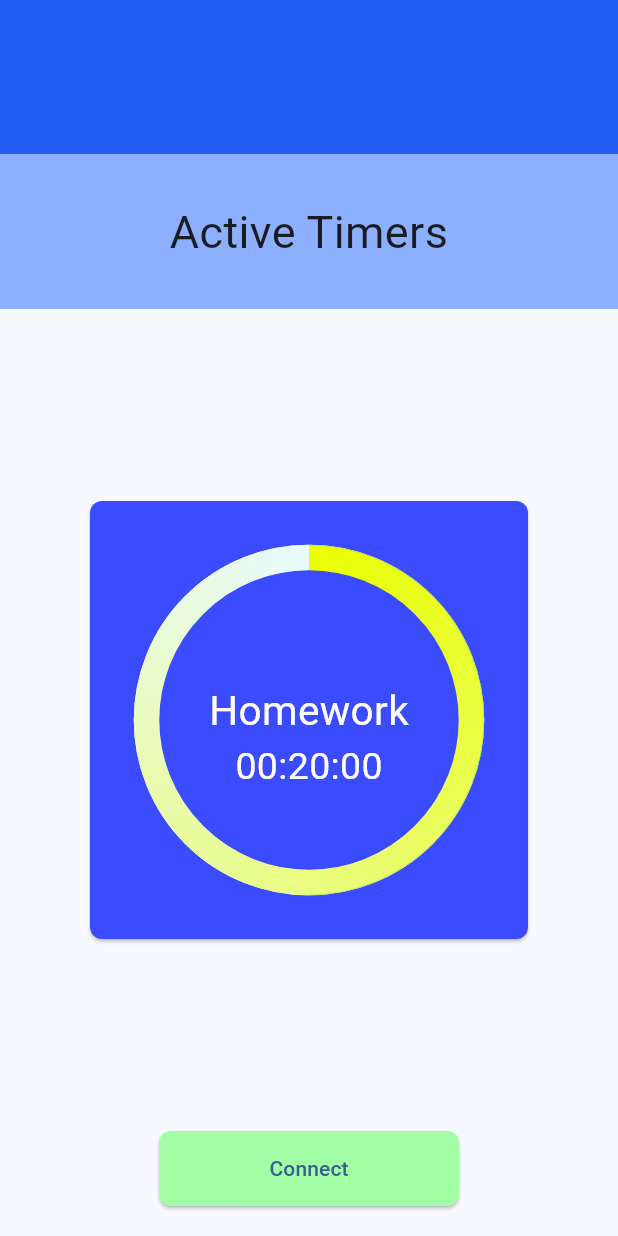
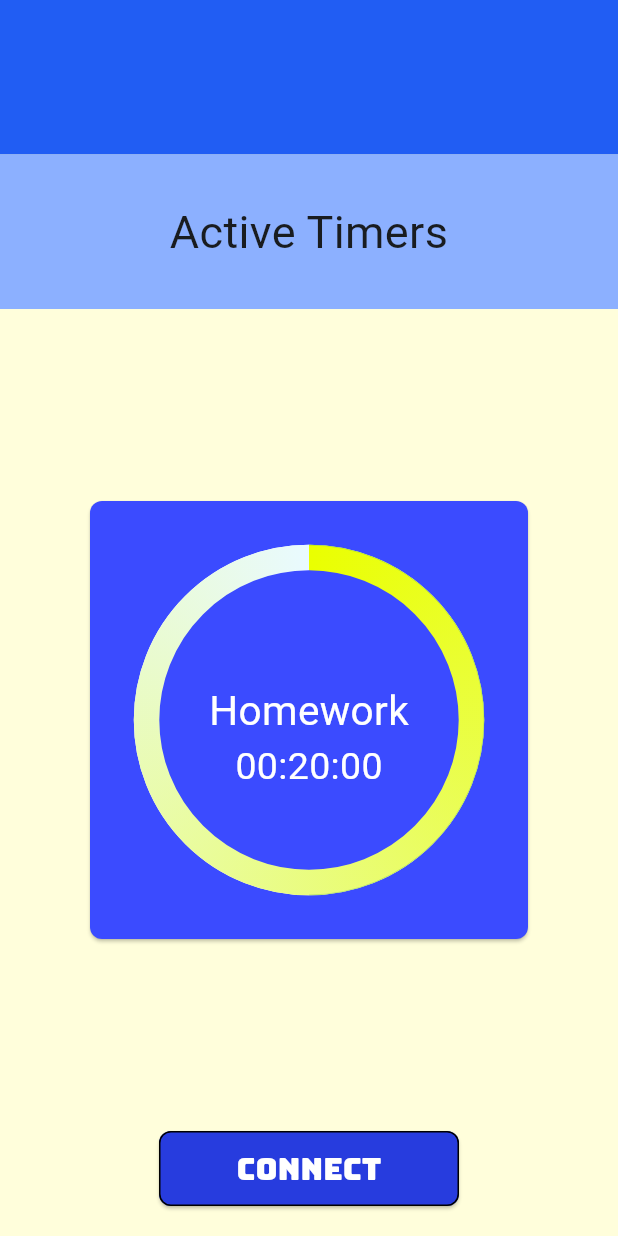
Before and after one commit to MyleneZ/Timer-Project, a Flutter app: the screen it shows after launch, on a phone screen of 412 x 824 dp. Run offline on Flutter 3.47's test engine with Material 3 defaults, Android fonts, the light colour scheme and no system bars; drawn by our look-alikes of syncfusion_flutter_gauges; our stand-ins replace google_fonts.

Commit message:
quick change

```diff
--- a/timer_companion_app/lib/screens/homescreen.dart
+++ b/timer_companion_app/lib/screens/homescreen.dart
@@ -14,6 +14,7 @@ class _HomescreenState extends State<Homescreen> {
   @override
   Widget build(BuildContext context) {
     return Scaffold(
+      backgroundColor: Color.fromARGB(255, 255, 254, 219),
       body: Center(
         child: Column(
           mainAxisAlignment: MainAxisAlignment.spaceBetween,
@@ -142,14 +143,18 @@ class _HomescreenState extends State<Homescreen> {
               padding: const EdgeInsets.fromLTRB(0, 0, 0, 20),
               child: ElevatedButton(
                 style: ElevatedButton.styleFrom(
+                  side: BorderSide(color: Colors.black, width: 1),
                   minimumSize: const Size(200, 50),
-                  backgroundColor: const Color.fromARGB(255, 162, 255, 165),
+                  backgroundColor: const Color.fromARGB(255, 39, 60, 222),
                   shape: RoundedRectangleBorder(
                     borderRadius: BorderRadius.circular(8),
                   ),
                 ),
                 onPressed: () {},
-                child: Text('Connect'),
+                child: Text(
+                  'Connect',
+                  style: GoogleFonts.bungee(fontSize: 20, color: Colors.white),
+                ),
               ),
             ),
           ],
```
Also changed, not shown: timer.png (added).
